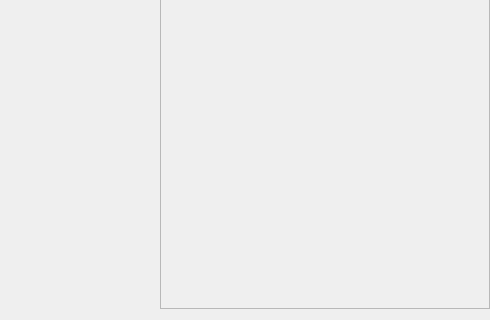
Old version of the form shell/modulepagewidget.ui in the repository ukui/ukui-control-center; both pictures show x 197 to 687 and y 108 to 428 of the 687 by 428 pixel window.
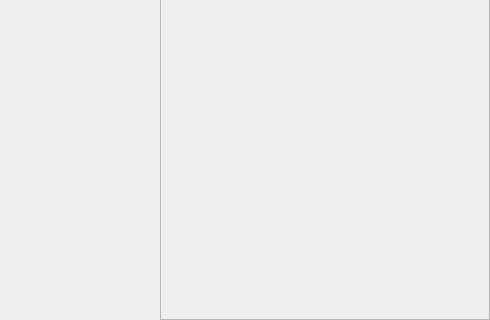
New version of the form.

Commit message:
fix(modulepagewidget): modify buttommargin
Description: modify buttommargin

Log: 修改模块底部边距

The edit to the form file:
```diff
--- a/shell/modulepagewidget.ui
+++ b/shell/modulepagewidget.ui
@@ -17,6 +17,9 @@
    <property name="rightMargin">
     <number>0</number>
    </property>
+   <property name="bottomMargin">
+    <number>0</number>
+   </property>
    <item>
     <layout class="QHBoxLayout" name="horizontalLayout_4">
      <item>
@@ -162,8 +165,8 @@
               <rect>
                <x>0</x>
                <y>0</y>
-               <width>326</width>
-               <height>404</height>
+               <width>324</width>
+               <height>411</height>
               </rect>
              </property>
             </widget>
```
The commit also changes 9 other files.
